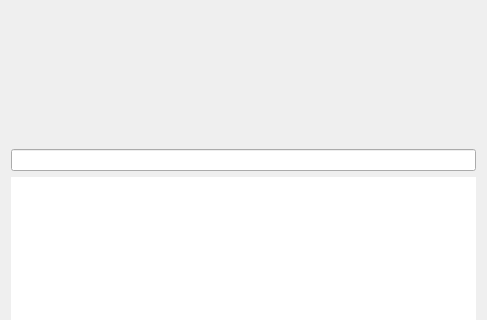
Before: the Qt Designer form src/qt/forms/receiverequestdialog.ui in Ankh-Trust/electrum-core, drawn with Qt 5; both pictures show x 0 to 487 and y 188 to 508 of the 487 by 597 pixel window.
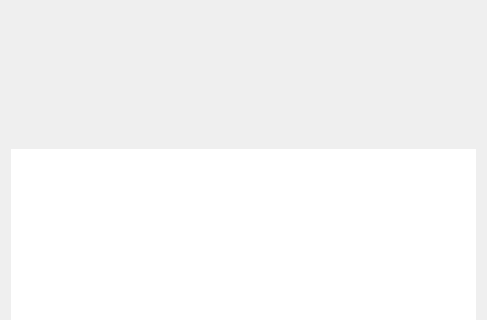
After: the same form once the commit is applied. Custom widgets are drawn as their Qt base class.

The edit to the form file:
```diff
--- a/src/qt/forms/receiverequestdialog.ui
+++ b/src/qt/forms/receiverequestdialog.ui
@@ -39,16 +39,6 @@
      </property>
     </widget>
    </item>
-   <item>
-    <widget class="QLineEdit" name="lblAddress">
-     <property name="readOnly">
-      <bool>true</bool>
-     </property>
-     <property name="alignment">
-      <set>Qt::AlignCenter</set>
-     </property>
-    </widget>
-   </item>   
    <item>
     <widget class="QTextEdit" name="outUri">
      <property name="sizePolicy">
```
